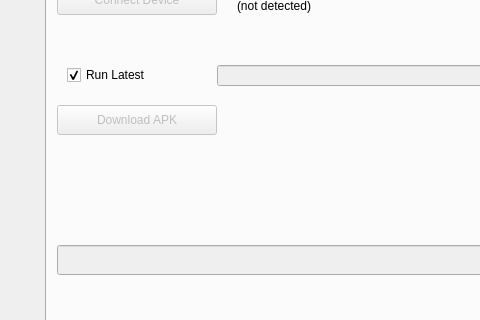
Old version of the form tools/nitpick/ui/Nitpick.ui in the repository vircadia/vircadia-native-core; both pictures show x 0 to 480 and y 307 to 627 of the 720 by 870 pixel window.
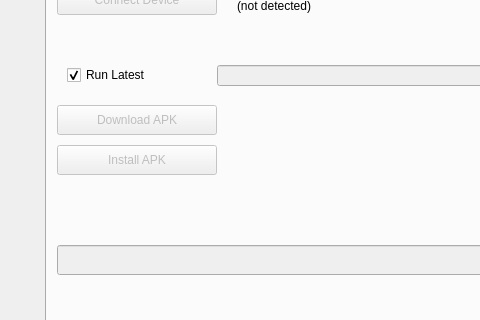
New version of the form. The open tabs and pages were chosen to show the change.

```diff
--- a/tools/nitpick/ui/Nitpick.ui
+++ b/tools/nitpick/ui/Nitpick.ui
@@ -709,6 +709,22 @@
        <string>#######</string>
       </property>
      </widget>
+     <widget class="QPushButton" name="installAPKPushbutton">
+      <property name="enabled">
+       <bool>false</bool>
+      </property>
+      <property name="geometry">
+       <rect>
+        <x>10</x>
+        <y>250</y>
+        <width>160</width>
+        <height>30</height>
+       </rect>
+      </property>
+      <property name="text">
+       <string>Install APK</string>
+      </property>
+     </widget>
     </widget>
     <widget class="QWidget" name="tab_2">
      <attribute name="title">
```
